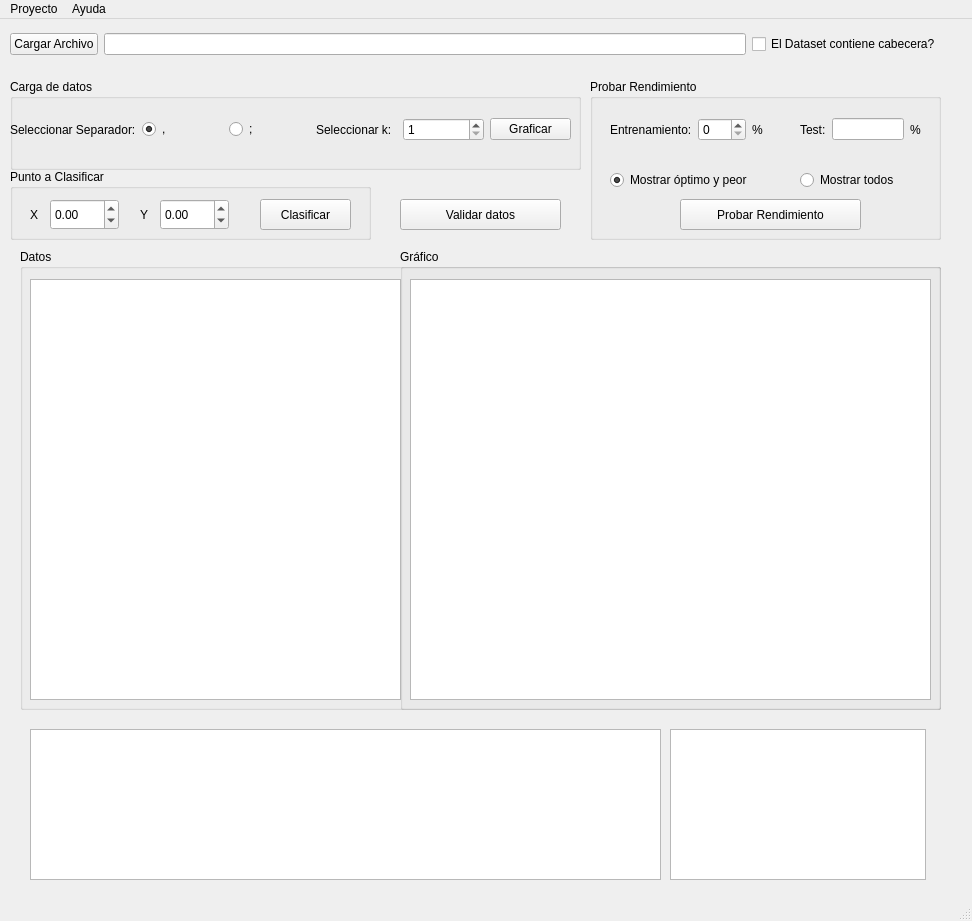
Before: the Qt Designer form knn.ui in devMeex/ia-knn, drawn with Qt 5.
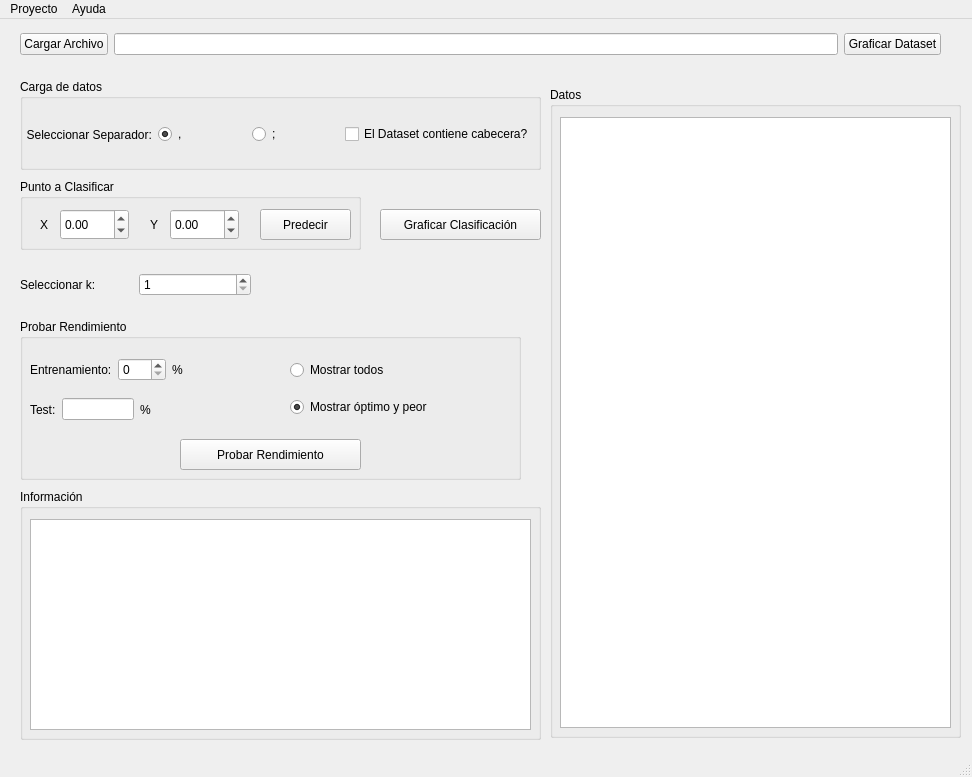
After: the same form once the commit is applied.

```diff
--- a/knn.ui
+++ b/knn.ui
@@ -7,258 +7,52 @@
     <x>0</x>
     <y>0</y>
     <width>972</width>
-    <height>921</height>
+    <height>777</height>
    </rect>
   </property>
   <property name="windowTitle">
    <string>MainWindow</string>
   </property>
   <widget class="QWidget" name="centralwidget">
-   <widget class="QTextBrowser" name="textBrowser">
-    <property name="geometry">
-     <rect>
-      <x>30</x>
-      <y>710</y>
-      <width>631</width>
-      <height>151</height>
-     </rect>
-    </property>
-   </widget>
    <widget class="QWidget" name="horizontalLayoutWidget_3">
     <property name="geometry">
      <rect>
-      <x>10</x>
+      <x>20</x>
       <y>0</y>
-      <width>931</width>
-      <height>51</height>
-     </rect>
-    </property>
-    <layout class="QHBoxLayout" name="FileLayout">
-     <item>
-      <layout class="QHBoxLayout" name="browseFileLayout">
-       <item>
-        <widget class="QPushButton" name="cargarArchivo_btn">
-         <property name="text">
-          <string>Cargar Archivo</string>
-         </property>
-        </widget>
-       </item>
-       <item>
-        <widget class="QLineEdit" name="input_archivo">
-         <property name="readOnly">
-          <bool>true</bool>
-         </property>
-        </widget>
-       </item>
-      </layout>
-     </item>
-     <item>
-      <widget class="QCheckBox" name="checkBox">
-       <property name="text">
-        <string>El Dataset contiene cabecera?</string>
-       </property>
-      </widget>
-     </item>
-    </layout>
-   </widget>
-   <widget class="QWidget" name="horizontalLayoutWidget_7">
-    <property name="geometry">
-     <rect>
-      <x>20</x>
-      <y>230</y>
       <width>921</width>
-      <height>461</height>
+      <height>51</height>
      </rect>
     </property>
-    <layout class="QHBoxLayout" name="graphicLayout">
+    <layout class="QHBoxLayout" name="FileLayout">
      <item>
-      <widget class="QGroupBox" name="datos">
-       <property name="title">
-        <string>Datos</string>
+      <widget class="QPushButton" name="cargarArchivo_btn">
+       <property name="text">
+        <string>Cargar Archivo</string>
        </property>
-       <widget class="QTableWidget" name="tableWidget">
-        <property name="geometry">
-         <rect>
-          <x>10</x>
-          <y>30</y>
-          <width>371</width>
-          <height>421</height>
-         </rect>
-        </property>
-        <property name="columnCount">
-         <number>0</number>
-        </property>
-        <attribute name="horizontalHeaderShowSortIndicator" stdset="0">
-         <bool>false</bool>
-        </attribute>
-       </widget>
-       <widget class="QGroupBox" name="grafico">
-        <property name="geometry">
-         <rect>
-          <x>380</x>
-          <y>0</y>
-          <width>541</width>
-          <height>461</height>
-         </rect>
-        </property>
-        <property name="title">
-         <string>Gráfico</string>
-        </property>
-        <widget class="QGraphicsView" name="graphicsView_2">
-         <property name="geometry">
-          <rect>
-           <x>10</x>
-           <y>30</y>
-           <width>521</width>
-           <height>421</height>
-          </rect>
-         </property>
-        </widget>
-       </widget>
+      </widget>
+     </item>
+     <item>
+      <widget class="QLineEdit" name="input_archivo">
+       <property name="readOnly">
+        <bool>true</bool>
+       </property>
+      </widget>
+     </item>
+     <item>
+      <widget class="QPushButton" name="graficar_btn">
+       <property name="text">
+        <string>Graficar Dataset</string>
+       </property>
       </widget>
      </item>
     </layout>
    </widget>
-   <widget class="QTextBrowser" name="textBrowser_2">
-    <property name="geometry">
-     <rect>
-      <x>670</x>
-      <y>710</y>
-      <width>256</width>
-      <height>151</height>
-     </rect>
-    </property>
-   </widget>
-   <widget class="QGroupBox" name="rendimiento">
-    <property name="geometry">
-     <rect>
-      <x>590</x>
-      <y>60</y>
-      <width>351</width>
-      <height>161</height>
-     </rect>
-    </property>
-    <property name="title">
-     <string>Probar Rendimiento</string>
-    </property>
-    <widget class="QPushButton" name="probar_btn">
-     <property name="geometry">
-      <rect>
-       <x>90</x>
-       <y>120</y>
-       <width>181</width>
-       <height>31</height>
-      </rect>
-     </property>
-     <property name="text">
-      <string>Probar Rendimiento</string>
-     </property>
-    </widget>
-    <widget class="QWidget" name="horizontalLayoutWidget_4">
-     <property name="geometry">
-      <rect>
-       <x>20</x>
-       <y>30</y>
-       <width>190</width>
-       <height>41</height>
-      </rect>
-     </property>
-     <layout class="QHBoxLayout" name="trainingLayout">
-      <item>
-       <widget class="QLabel" name="label_entrenamiento">
-        <property name="text">
-         <string>Entrenamiento:</string>
-        </property>
-       </widget>
-      </item>
-      <item>
-       <widget class="QSpinBox" name="input_entrenamiento">
-        <property name="minimum">
-         <number>0</number>
-        </property>
-        <property name="maximum">
-         <number>100</number>
-        </property>
-       </widget>
-      </item>
-      <item>
-       <widget class="QLabel" name="label_porcentaje">
-        <property name="text">
-         <string>%</string>
-        </property>
-       </widget>
-      </item>
-     </layout>
-    </widget>
-    <widget class="QWidget" name="horizontalLayoutWidget_5">
-     <property name="geometry">
-      <rect>
-       <x>210</x>
-       <y>30</y>
-       <width>121</width>
-       <height>41</height>
-      </rect>
-     </property>
-     <layout class="QHBoxLayout" name="testLayout">
-      <item>
-       <widget class="QLabel" name="label_test">
-        <property name="text">
-         <string>Test:</string>
-        </property>
-       </widget>
-      </item>
-      <item>
-       <widget class="QLineEdit" name="input_test">
-        <property name="readOnly">
-         <bool>true</bool>
-        </property>
-       </widget>
-      </item>
-      <item>
-       <widget class="QLabel" name="label_porcentaje2">
-        <property name="text">
-         <string>%</string>
-        </property>
-       </widget>
-      </item>
-     </layout>
-    </widget>
-    <widget class="QRadioButton" name="radioButton">
-     <property name="geometry">
-      <rect>
-       <x>210</x>
-       <y>90</y>
-       <width>131</width>
-       <height>22</height>
-      </rect>
-     </property>
-     <property name="text">
-      <string>Mostrar todos</string>
-     </property>
-    </widget>
-    <widget class="QRadioButton" name="radioButton_2">
-     <property name="geometry">
-      <rect>
-       <x>20</x>
-       <y>90</y>
-       <width>181</width>
-       <height>22</height>
-      </rect>
-     </property>
-     <property name="text">
-      <string>Mostrar óptimo y peor</string>
-     </property>
-     <property name="checked">
-      <bool>true</bool>
-     </property>
-    </widget>
-   </widget>
    <widget class="QGroupBox" name="puntoAClasificar">
     <property name="geometry">
      <rect>
-      <x>10</x>
-      <y>150</y>
-      <width>361</width>
+      <x>20</x>
+      <y>160</y>
+      <width>341</width>
       <height>71</height>
      </rect>
     </property>
@@ -326,23 +120,23 @@
     <widget class="QPushButton" name="clasificar_btn">
      <property name="geometry">
       <rect>
-       <x>250</x>
+       <x>240</x>
        <y>30</y>
        <width>91</width>
        <height>31</height>
       </rect>
      </property>
      <property name="text">
-      <string>Clasificar</string>
+      <string>Predecir</string>
      </property>
     </widget>
    </widget>
    <widget class="QGroupBox" name="cargaDatos">
     <property name="geometry">
      <rect>
-      <x>10</x>
+      <x>20</x>
       <y>60</y>
-      <width>571</width>
+      <width>521</width>
       <height>91</height>
      </rect>
     </property>
@@ -353,21 +147,27 @@
      <property name="geometry">
       <rect>
        <x>0</x>
-       <y>20</y>
-       <width>561</width>
-       <height>61</height>
+       <y>30</y>
+       <width>514</width>
+       <height>51</height>
       </rect>
      </property>
      <layout class="QHBoxLayout" name="separatorLayout">
       <item>
        <widget class="QLabel" name="seleccionarSeparador">
         <property name="text">
-         <string>Seleccionar Separador:</string>
+         <string>  Seleccionar Separador:</string>
         </property>
        </widget>
       </item>
       <item>
        <widget class="QRadioButton" name="separador_1">
+        <property name="minimumSize">
+         <size>
+          <width>65</width>
+          <height>0</height>
+         </size>
+        </property>
         <property name="text">
          <string>,</string>
         </property>
@@ -384,29 +184,9 @@
        </widget>
       </item>
       <item>
-       <widget class="QLabel" name="seleccionarK">
+       <widget class="QCheckBox" name="checkBox">
         <property name="text">
-         <string>Seleccionar k:</string>
-        </property>
-        <property name="checked" stdset="0">
-         <bool>false</bool>
-        </property>
-       </widget>
-      </item>
-      <item>
-       <widget class="QSpinBox" name="input_k">
-        <property name="minimum">
-         <number>1</number>
-        </property>
-        <property name="maximum">
-         <number>10</number>
-        </property>
-       </widget>
-      </item>
-      <item>
-       <widget class="QPushButton" name="graficar_btn">
-        <property name="text">
-         <string>Graficar</string>
+         <string>El Dataset contiene cabecera?</string>
         </property>
        </widget>
       </item>
@@ -416,16 +196,227 @@
    <widget class="QPushButton" name="pushButton">
     <property name="geometry">
      <rect>
-      <x>400</x>
-      <y>180</y>
+      <x>380</x>
+      <y>190</y>
       <width>161</width>
       <height>31</height>
      </rect>
     </property>
     <property name="text">
-     <string>Validar datos</string>
+     <string>Graficar Clasificación</string>
     </property>
    </widget>
+   <widget class="QWidget" name="horizontalLayoutWidget">
+    <property name="geometry">
+     <rect>
+      <x>20</x>
+      <y>240</y>
+      <width>231</width>
+      <height>51</height>
+     </rect>
+    </property>
+    <layout class="QHBoxLayout" name="horizontalLayout">
+     <item>
+      <widget class="QLabel" name="seleccionarK">
+       <property name="text">
+        <string>Seleccionar k:</string>
+       </property>
+       <property name="checked" stdset="0">
+        <bool>false</bool>
+       </property>
+      </widget>
+     </item>
+     <item>
+      <widget class="QSpinBox" name="input_k">
+       <property name="minimum">
+        <number>1</number>
+       </property>
+       <property name="maximum">
+        <number>10</number>
+       </property>
+      </widget>
+     </item>
+    </layout>
+   </widget>
+   <widget class="QGroupBox" name="rendimiento">
+    <property name="geometry">
+     <rect>
+      <x>20</x>
+      <y>300</y>
+      <width>501</width>
+      <height>161</height>
+     </rect>
+    </property>
+    <property name="title">
+     <string>Probar Rendimiento</string>
+    </property>
+    <widget class="QPushButton" name="probar_btn">
+     <property name="geometry">
+      <rect>
+       <x>160</x>
+       <y>120</y>
+       <width>181</width>
+       <height>31</height>
+      </rect>
+     </property>
+     <property name="text">
+      <string>Probar Rendimiento</string>
+     </property>
+    </widget>
+    <widget class="QWidget" name="horizontalLayoutWidget_4">
+     <property name="geometry">
+      <rect>
+       <x>10</x>
+       <y>30</y>
+       <width>190</width>
+       <height>41</height>
+      </rect>
+     </property>
+     <layout class="QHBoxLayout" name="trainingLayout">
+      <item>
+       <widget class="QLabel" name="label_entrenamiento">
+        <property name="text">
+         <string>Entrenamiento:</string>
+        </property>
+       </widget>
+      </item>
+      <item>
+       <widget class="QSpinBox" name="input_entrenamiento">
+        <property name="minimum">
+         <number>0</number>
+        </property>
+        <property name="maximum">
+         <number>100</number>
+        </property>
+        <property name="value">
+         <number>0</number>
+        </property>
+       </widget>
+      </item>
+      <item>
+       <widget class="QLabel" name="label_porcentaje">
+        <property name="text">
+         <string>%</string>
+        </property>
+       </widget>
+      </item>
+     </layout>
+    </widget>
+    <widget class="QWidget" name="horizontalLayoutWidget_5">
+     <property name="geometry">
+      <rect>
+       <x>10</x>
+       <y>70</y>
+       <width>121</width>
+       <height>41</height>
+      </rect>
+     </property>
+     <layout class="QHBoxLayout" name="testLayout">
+      <item>
+       <widget class="QLabel" name="label_test">
+        <property name="text">
+         <string>Test:</string>
+        </property>
+       </widget>
+      </item>
+      <item>
+       <widget class="QLineEdit" name="input_test">
+        <property name="readOnly">
+         <bool>true</bool>
+        </property>
+       </widget>
+      </item>
+      <item>
+       <widget class="QLabel" name="label_porcentaje2">
+        <property name="text">
+         <string>%</string>
+        </property>
+       </widget>
+      </item>
+     </layout>
+    </widget>
+    <widget class="QWidget" name="verticalLayoutWidget">
+     <property name="geometry">
+      <rect>
+       <x>270</x>
+       <y>30</y>
+       <width>221</width>
+       <height>80</height>
+      </rect>
+     </property>
+     <layout class="QVBoxLayout" name="verticalLayout">
+      <item>
+       <widget class="QRadioButton" name="radioButton">
+        <property name="text">
+         <string>Mostrar todos</string>
+        </property>
+       </widget>
+      </item>
+      <item>
+       <widget class="QRadioButton" name="radioButton_2">
+        <property name="text">
+         <string>Mostrar óptimo y peor</string>
+        </property>
+        <property name="checked">
+         <bool>true</bool>
+        </property>
+       </widget>
+      </item>
+     </layout>
+    </widget>
+   </widget>
+   <widget class="QGroupBox" name="grafico">
+    <property name="geometry">
+     <rect>
+      <x>20</x>
+      <y>470</y>
+      <width>521</width>
+      <height>251</height>
+     </rect>
+    </property>
+    <property name="title">
+     <string>Información</string>
+    </property>
+    <widget class="QTextBrowser" name="textBrowser_2">
+     <property name="geometry">
+      <rect>
+       <x>10</x>
+       <y>30</y>
+       <width>501</width>
+       <height>211</height>
+      </rect>
+     </property>
+    </widget>
+   </widget>
+   <widget class="QGroupBox" name="datos">
+    <property name="geometry">
+     <rect>
+      <x>550</x>
+      <y>68</y>
+      <width>411</width>
+      <height>651</height>
+     </rect>
+    </property>
+    <property name="title">
+     <string>Datos</string>
+    </property>
+    <widget class="QTableWidget" name="tableWidget">
+     <property name="geometry">
+      <rect>
+       <x>10</x>
+       <y>30</y>
+       <width>391</width>
+       <height>611</height>
+      </rect>
+     </property>
+     <property name="columnCount">
+      <number>0</number>
+     </property>
+     <attribute name="horizontalHeaderShowSortIndicator" stdset="0">
+      <bool>false</bool>
+     </attribute>
+    </widget>
+   </widget>
   </widget>
   <widget class="QMenuBar" name="menubar">
    <property name="geometry">
```
Left out of the diff: 132 changed lines with no effect on the pictures.
